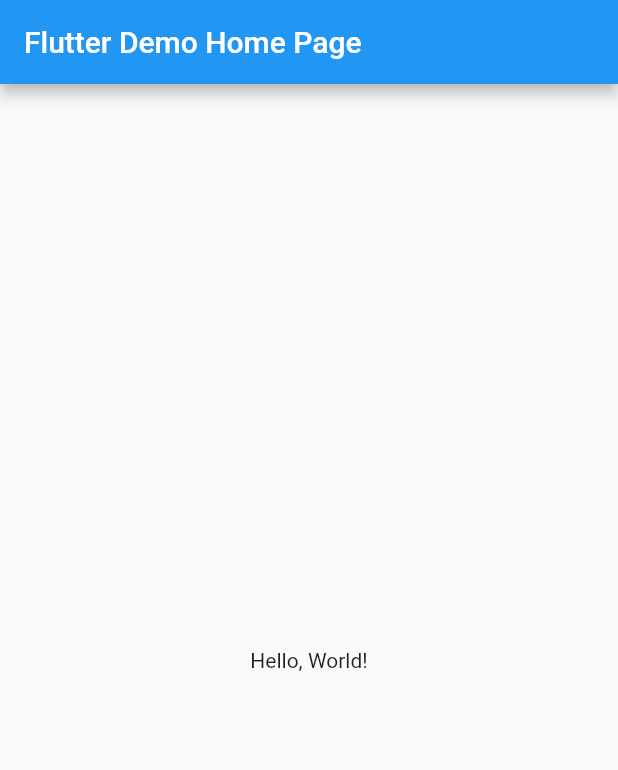
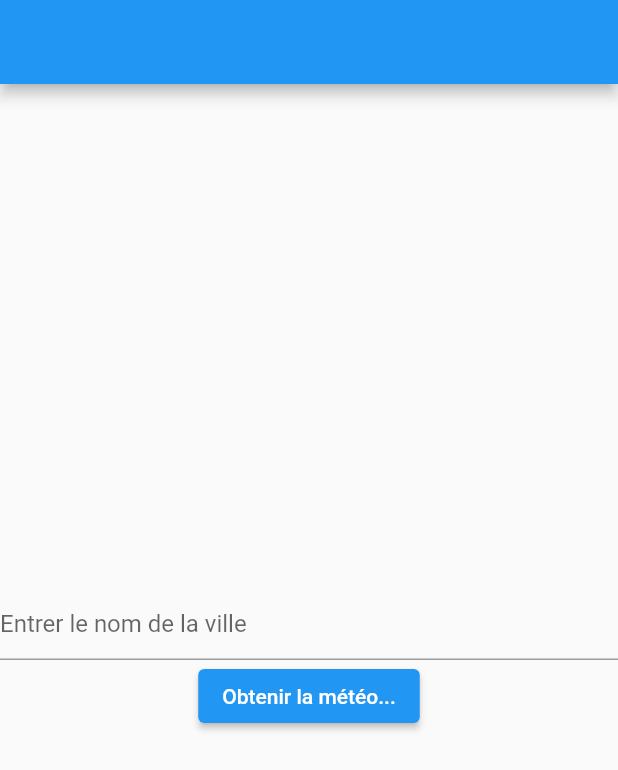
Before and after one commit to OnsJabbes/weather_flutter_lab, a Flutter app: the screen it shows after launch, on a phone screen of 412 x 824 dp. Shown: the top 770 px of the screen. Run offline on Flutter 3.47's test engine with Material 2 defaults, Android fonts, the phone set to English and light mode, and no system bars.

Commit message:
last commit

```diff
--- a/lib/main.dart
+++ b/lib/main.dart
@@ -1,42 +1,19 @@
 import 'package:flutter/material.dart';
+import 'weather.page.dart';
 
-void main() => runApp(MyApp());
+void main() {
+  runApp(MyApp());
+}
 
 class MyApp extends StatelessWidget {
-  const MyApp({super.key});
-  // This widget is the root of your application.
   @override
   Widget build(BuildContext context) {
     return MaterialApp(
-      // Application name
-      title: 'Flutter Hello World',
-      // Application theme data, you can set the colors for the application as
-      // you want
+      title: 'Weather App',
       theme: ThemeData(
         primarySwatch: Colors.blue,
       ),
-      // A widget which will be started on application startup
-      home: MyHomePage(title: 'Flutter Demo Home Page'),
+      home: Weather(), // Utilisez la page Weather comme page d'accueil
     );
   }
 }
-
-class MyHomePage extends StatelessWidget {
-  final String title;
-  const MyHomePage({super.key, required this.title});
-
-  @override
-  Widget build(BuildContext context) {
-    return Scaffold(
-      appBar: AppBar(
-        // The title text which will be shown on the action bar
-        title: Text(title),
-      ),
-      body: Center(
-        child: Text(
-          'Hello, World!',
-        ),
-      ),
-    );
-  }
-}
--- /dev/null
+++ b/lib/weather.page.dart
@@ -0,0 +1,47 @@
+import 'package:flutter/material.dart';
+import 'weather_detail.page.dart';
+
+class Weather extends StatefulWidget {
+  @override
+  _WeatherState createState() => _WeatherState();
+}
+
+class _WeatherState extends State<Weather> {
+  String city = "";
+
+  @override
+  Widget build(BuildContext context) {
+    return Scaffold(
+      appBar: AppBar(
+        title: Text(city),
+      ),
+      body: Center(
+        child: Column(
+          mainAxisAlignment: MainAxisAlignment.center,
+          children: <Widget>[
+            TextField(
+              decoration:
+                  InputDecoration(hintText: 'Entrer le nom de la ville'),
+              onChanged: (text) {
+                setState(() {
+                  this.city = text;
+                });
+              },
+            ),
+            ElevatedButton(
+              onPressed: () {
+                Navigator.push(
+                  context,
+                  MaterialPageRoute(
+                    builder: (context) => WeatherDetails(city),
+                  ),
+                );
+              },
+              child: Text('Obtenir la météo...'),
+            ),
+          ],
+        ),
+      ),
+    );
+  }
+}
--- a/pubspec.yaml
+++ b/pubspec.yaml
@@ -6,9 +6,15 @@ version: 1.0.0+1
 environment:
   sdk: ">=2.19.0 <4.0.0"
 
+
+
 dependencies:
   flutter:
     sdk: flutter
+  http: ^0.13.3
+  intl: ^0.17.0
+
+
 
 dev_dependencies:
   flutter_test:
```
Also changed, not shown: lib/weather_detail.page.dart (added, +82 -0 lines).
